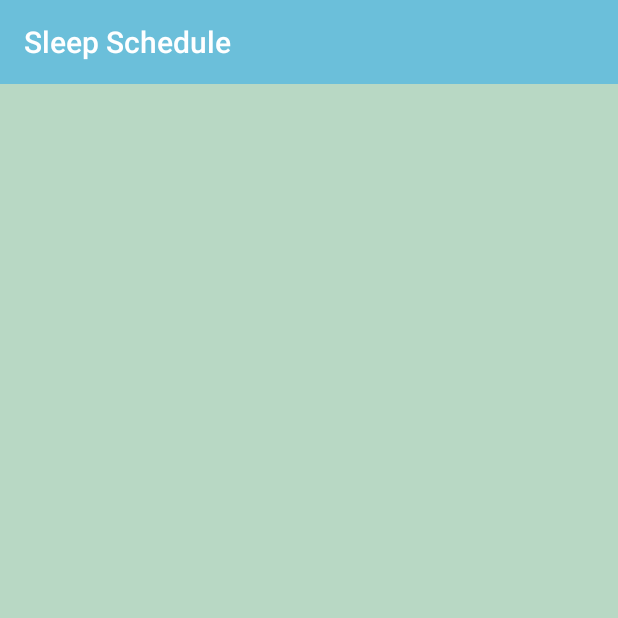
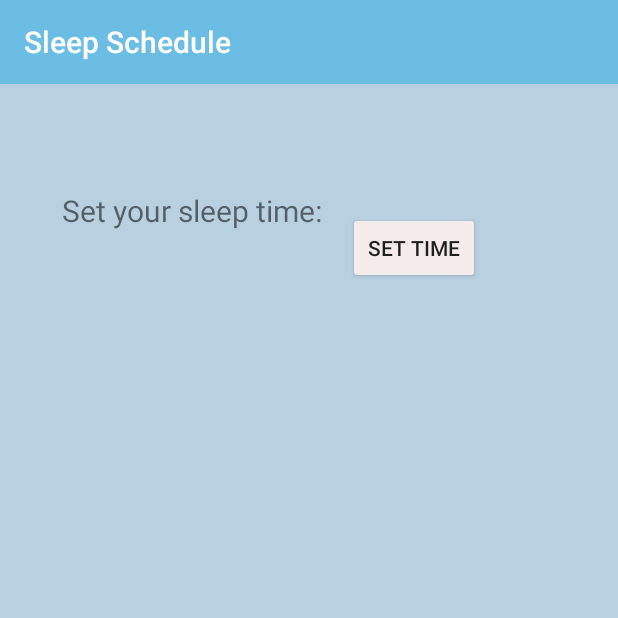
Before and after one commit to mary1afshar/ForgetMeNot, an Android app: the SleepActivity screen opened directly, with no data from a screen before it, on a phone screen of 412 x 824 dp, the top half of it. Run offline under Robolectric (Android 15) with nearby library versions, the phone set to English and light mode, and no system bars.

Commit message:
Sleep Schedule
Added time thingy to sleep thingy

```diff
--- a/app/src/main/java/com/defhacks/forgetmenot/MainActivity.java
+++ b/app/src/main/java/com/defhacks/forgetmenot/MainActivity.java
@@ -3,9 +3,11 @@ package com.defhacks.forgetmenot;
 import androidx.appcompat.app.AppCompatActivity;
 import androidx.appcompat.widget.Toolbar;
 
+import android.content.Context;
 import android.content.Intent;
 import android.os.Bundle;
 import android.view.View;
+import android.widget.TextView;
 
 public class MainActivity extends BaseActivity {
 
--- a/app/src/main/java/com/defhacks/forgetmenot/SleepActivity.java
+++ b/app/src/main/java/com/defhacks/forgetmenot/SleepActivity.java
@@ -2,13 +2,46 @@ package com.defhacks.forgetmenot;
 
 import androidx.appcompat.app.AppCompatActivity;
 
+import android.app.TimePickerDialog;
+import android.content.Context;
 import android.os.Bundle;
+import android.view.View;
+import android.widget.Button;
+import android.widget.TextView;
+import android.widget.TimePicker;
+
+import java.util.Calendar;
 
 public class SleepActivity extends AppCompatActivity {
+
+    TextView mTimeTextView;
+    Button mPickTimeButton;
+    Context mContext = this;
 
     @Override
     protected void onCreate(Bundle savedInstanceState) {
         super.onCreate(savedInstanceState);
         setContentView(R.layout.activity_sleep_schedule);
+
+        mTimeTextView = (TextView) findViewById(R.id.time_text_view);
+        mPickTimeButton = (Button) findViewById(R.id.pick_time_button);
+
+        Calendar calendar = Calendar.getInstance();
+
+        final int hour = calendar.get(Calendar.HOUR_OF_DAY);
+        final int minute = calendar.get(Calendar.MINUTE);
+
+        mPickTimeButton.setOnClickListener(new View.OnClickListener() {
+            @Override
+            public void onClick(View v) {
+                TimePickerDialog timePickerDialog = new TimePickerDialog(mContext, new TimePickerDialog.OnTimeSetListener() {
+                    @Override
+                    public void onTimeSet(TimePicker view, int hourOfDay, int minute) {
+                        mTimeTextView.setText(hourOfDay + ":" + minute);
+                    }
+                },hour,minute,android.text.format.DateFormat.is24HourFormat(mContext));
+                timePickerDialog.show();
+            }
+        });
     }
 }
--- a/app/src/main/res/layout/activity_sleep_schedule.xml
+++ b/app/src/main/res/layout/activity_sleep_schedule.xml
@@ -4,8 +4,8 @@
     xmlns:tools="http://schemas.android.com/tools"
     android:layout_width="match_parent"
     android:layout_height="match_parent"
-    tools:context=".SleepActivity"
-    android:background="#A494C6A7">
+    android:background="#837BA9C8"
+    tools:context=".SleepActivity">
 
     <androidx.appcompat.widget.Toolbar
         android:id="@+id/toolbar"
@@ -21,4 +21,54 @@
         app:titleTextColor="@android:color/white">
     </androidx.appcompat.widget.Toolbar>
 
+    <TextView
+        android:id="@+id/textView2"
+        android:layout_width="wrap_content"
+        android:layout_height="wrap_content"
+        android:layout_marginStart="28dp"
+        android:layout_marginTop="51dp"
+        android:text="@string/SleepTime"
+        android:textAlignment="textStart"
+        android:textAllCaps="false"
+        android:textSize="20sp"
+        app:layout_constraintBottom_toBottomOf="parent"
+        app:layout_constraintEnd_toEndOf="parent"
+        app:layout_constraintHorizontal_bias="0.063"
+        app:layout_constraintStart_toStartOf="parent"
+        app:layout_constraintTop_toBottomOf="@+id/toolbar"
+        app:layout_constraintVertical_bias="0.028" />
+
+    <Button
+        android:id="@+id/pick_time_button"
+        android:layout_width="wrap_content"
+        android:layout_height="wrap_content"
+        android:layout_marginStart="17dp"
+        android:layout_marginTop="62dp"
+        android:layout_marginEnd="88dp"
+        android:layout_marginBottom="18dp"
+        android:backgroundTint="#F4EBEB"
+        android:text="@string/PickTime"
+        app:layout_constraintBottom_toTopOf="@+id/time_text_view"
+        app:layout_constraintEnd_toEndOf="parent"
+        app:layout_constraintHorizontal_bias="0.0"
+        app:layout_constraintStart_toEndOf="@+id/textView2"
+        app:layout_constraintTop_toBottomOf="@+id/toolbar" />
+
+    <TextView
+        android:id="@+id/time_text_view"
+        android:layout_width="wrap_content"
+        android:layout_height="23dp"
+        android:layout_marginStart="247dp"
+        android:layout_marginTop="128dp"
+        android:layout_marginEnd="105dp"
+        android:layout_marginBottom="524dp"
+        android:textColor="#FFFFFF"
+        android:textSize="18sp"
+        app:layout_constraintBottom_toBottomOf="parent"
+        app:layout_constraintEnd_toEndOf="parent"
+        app:layout_constraintHorizontal_bias="0.307"
+        app:layout_constraintStart_toStartOf="parent"
+        app:layout_constraintTop_toBottomOf="@+id/toolbar"
+        tools:text="@string/HourMinute" />
+
 </androidx.constraintlayout.widget.ConstraintLayout>
--- a/app/src/main/res/values/strings.xml
+++ b/app/src/main/res/values/strings.xml
@@ -8,4 +8,7 @@
     <string name="HandWashing">Hand-Washing</string>
     <string name="Workout">Workout</string>
     <string name="SleepScheduleBar">Sleep Schedule</string>
+    <string name="SleepTime">Set your sleep time: </string>
+    <string name="PickTime">SET TIME</string>
+    <string name="HourMinute">Hour:Minute</string>
 </resources>
```
Also changed, not shown: app/src/main/res/layout/activity_main.xml (+31 -2 lines), app/src/main/res/drawable-hdpi/forgetmenots.png (added), app/src/main/res/drawable-hdpi/moon and stars.png (added).
